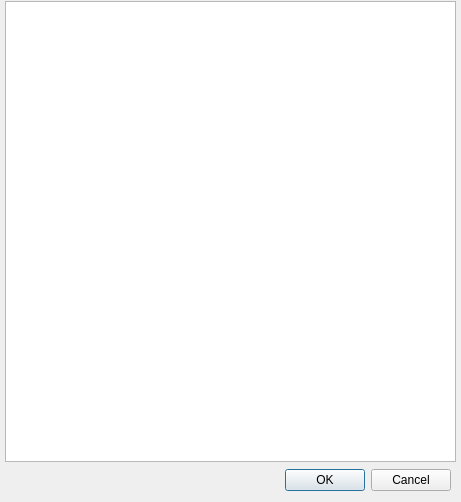
This is tableinfo.ui in Davebudil/reporter as Qt 5 draws it before an edit. The edited form follows.
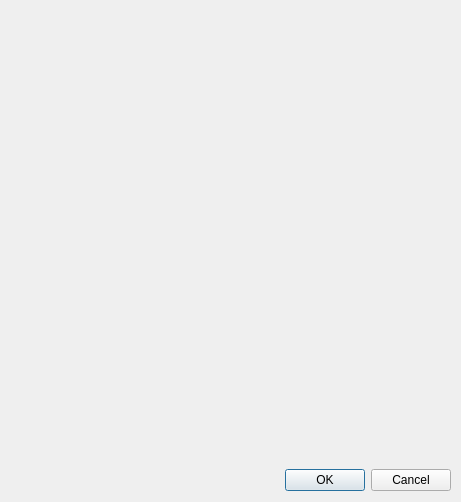
This is the edited form.

Diff of the .ui file:
```diff
--- a/tableinfo.ui
+++ b/tableinfo.ui
@@ -32,22 +32,6 @@
     <set>QDialogButtonBox::Cancel|QDialogButtonBox::Ok</set>
    </property>
   </widget>
-  <widget class="QTextBrowser" name="tablesVIew">
-   <property name="geometry">
-    <rect>
-     <x>5</x>
-     <y>1</y>
-     <width>451</width>
-     <height>461</height>
-    </rect>
-   </property>
-   <property name="font">
-    <font>
-     <family>DejaVu Sans</family>
-     <pointsize>12</pointsize>
-    </font>
-   </property>
-  </widget>
  </widget>
  <resources/>
  <connections>
```
